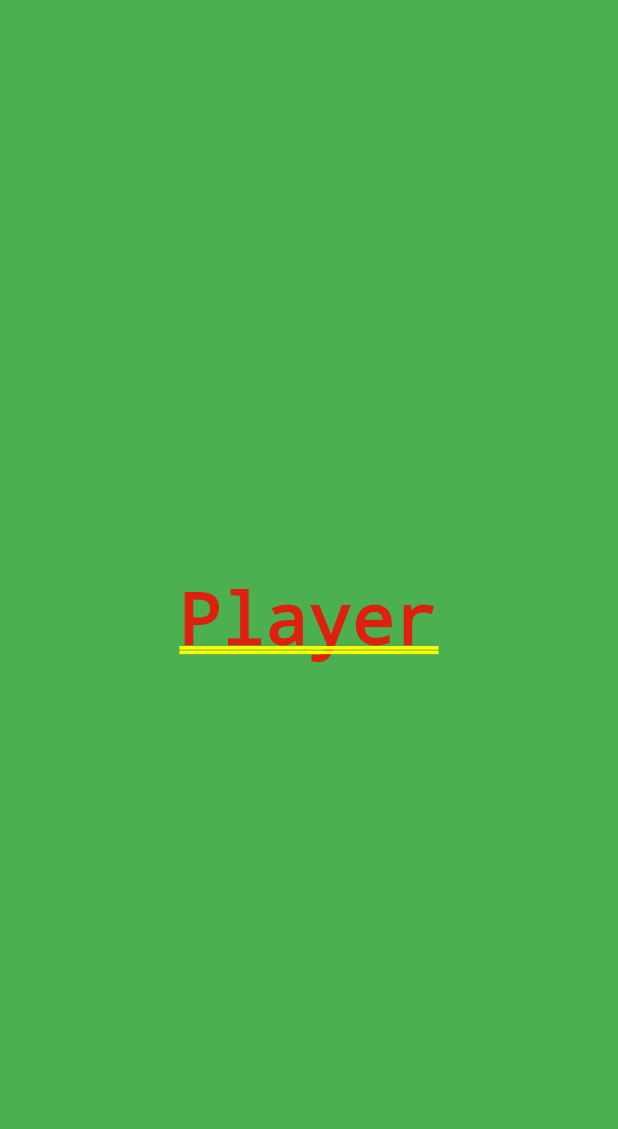
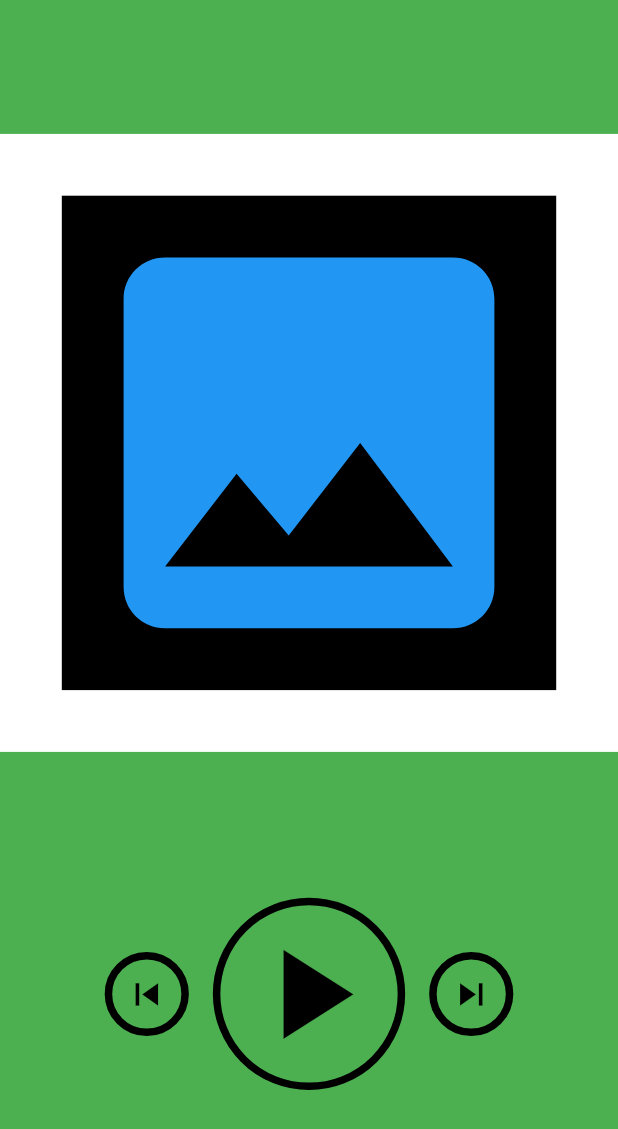
Before and after one commit to evernetica/radio_player, a Flutter app: the screen it shows after launch, on a phone screen of 412 x 824 dp. Shown: the top 1129 px of the screen. Run offline on Flutter 3.47's test engine with Material 2 defaults, Android fonts, the phone set to English and light mode, and no system bars; our stand-ins replace equatable, flutter_bloc.

Commit message:
added player interface layout

```diff
--- a/lib/app/scene/player/screen_player.dart
+++ b/lib/app/scene/player/screen_player.dart
@@ -8,10 +8,95 @@ class ScreenPlayer extends StatelessWidget {
   @override
   Widget build(BuildContext context) {
     return Container(
-      color: Colors.green,
-      child: const Center(
-        child: Text("Player"),
+        color: Colors.green,
+        child: Column(
+          mainAxisAlignment: MainAxisAlignment.spaceEvenly,
+          children: [
+            _thumbnail(context),
+            _controlButtonsBar(context),
+          ],
+        ));
+  }
+
+  Widget _thumbnail(BuildContext context) {
+    return AspectRatio(
+      aspectRatio: 1,
+      child: Container(
+        color: Colors.white,
+        child: FractionallySizedBox(
+          widthFactor: 0.8,
+          child: Align(
+            child: AspectRatio(
+              aspectRatio: 1,
+              child: Container(
+                color: Colors.black,
+                child: const FittedBox(
+                  child: Icon(
+                    Icons.image,
+                    color: Colors.blue,
+                  ),
+                ),
+              ),
+            ),
+          ),
+        ),
       ),
     );
   }
+
+  Widget _controlButtonsBar(BuildContext context) {
+    return FractionallySizedBox(
+      widthFactor: 0.7,
+      child: Row(
+        mainAxisAlignment: MainAxisAlignment.center,
+        children: [
+          _controlsButton(
+              context, Icons.skip_previous, 1, _previousStationAction),
+          _controlsButton(context, Icons.play_arrow, 2, _playPauseAction),
+          _controlsButton(context, Icons.skip_next, 1, _nextStationAction),
+        ],
+      ),
+    );
+  }
+
+  Widget _controlsButton(
+      BuildContext context, IconData icon, int flex, void Function() callback) {
+    return Expanded(
+      flex: flex,
+      child: AspectRatio(
+        aspectRatio: 1,
+        child: Padding(
+          padding: const EdgeInsets.all(8.0),
+          child: Container(
+            decoration: BoxDecoration(
+                shape: BoxShape.circle,
+                border: Border.all(color: Colors.black, width: 5.0)),
+            child: TextButton(
+              style: ButtonStyle(
+                overlayColor: MaterialStateColor.resolveWith((states) => Colors.black54),
+                shape:
+                    MaterialStateProperty.all<CircleBorder>(const CircleBorder()),
+              ),
+              onPressed: callback,
+              child: FractionallySizedBox(
+                widthFactor: 1,
+                child: FittedBox(
+                  child: Icon(
+                    icon,
+                    color: Colors.black,
+                  ),
+                ),
+              ),
+            ),
+          ),
+        ),
+      ),
+    );
+  }
+
+  void _playPauseAction() {}
+
+  void _nextStationAction() {}
+
+  void _previousStationAction() {}
 }
```
